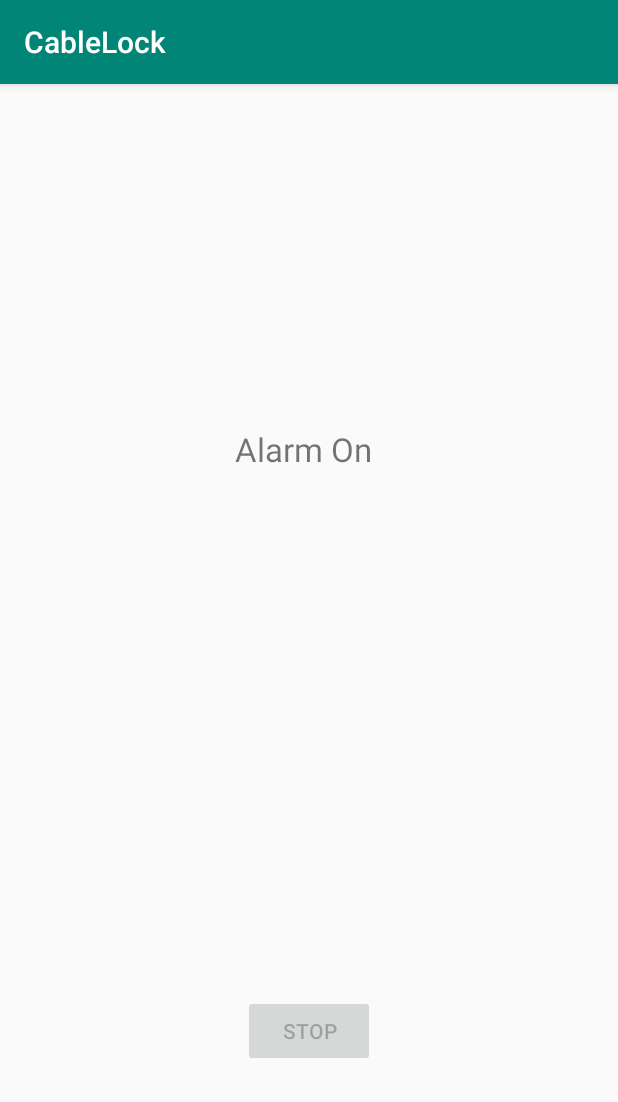
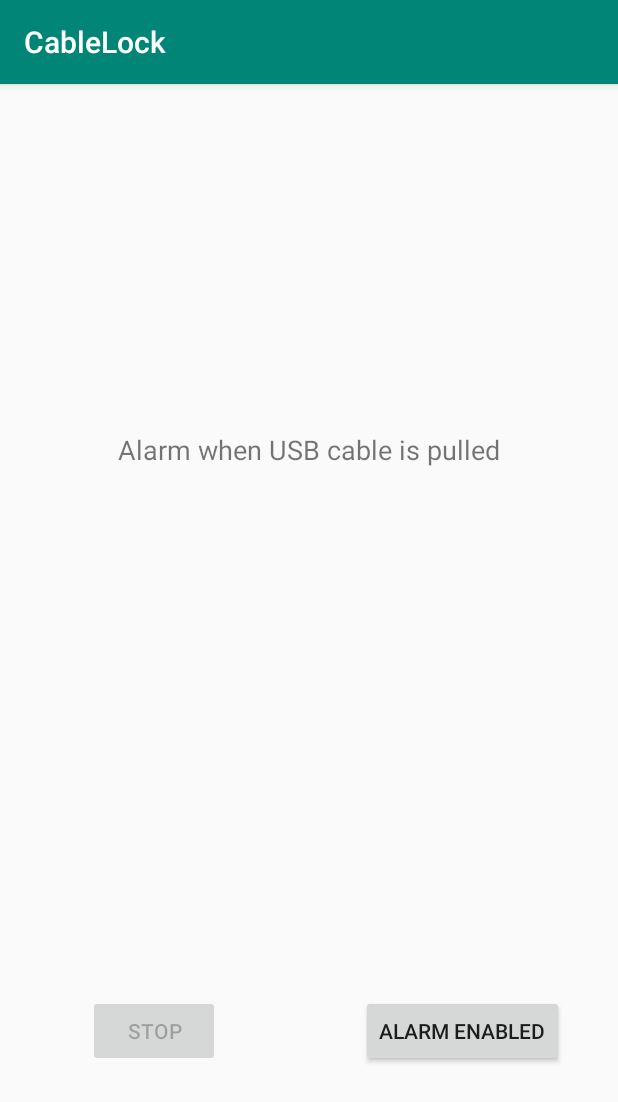
Before and after one commit to Cheng-Yan-2909/CableLock, an Android app: the screen it shows after launch (MainActivity), on a phone screen of 412 x 824 dp. Shown: the top 1102 px of the screen. Run offline under Robolectric (Android 15) with nearby library versions, the phone set to English and light mode, and no system bars.

Commit message:
Added button to enable/disable alarm

```diff
--- a/app/build.gradle
+++ b/app/build.gradle
@@ -1,7 +1,7 @@
 apply plugin: 'com.android.application'
 
 android {
-    compileSdkVersion 28
+    compileSdkVersion 29
     buildToolsVersion "29.0.1"
     defaultConfig {
         applicationId "com.chengyan.cablelock"
--- a/app/src/main/res/layout/activity_main.xml
+++ b/app/src/main/res/layout/activity_main.xml
@@ -5,19 +5,6 @@
     android:layout_width="match_parent"
     android:layout_height="match_parent"
     tools:context=".MainActivity">
-
-    <TextView
-        android:id="@+id/debug"
-        android:layout_width="wrap_content"
-        android:layout_height="wrap_content"
-        android:layout_marginEnd="8dp"
-        android:layout_marginBottom="8dp"
-        android:text="Alarm On"
-        android:textSize="22sp"
-        app:layout_constraintBottom_toTopOf="@+id/guideline"
-        app:layout_constraintEnd_toEndOf="parent"
-        app:layout_constraintStart_toStartOf="parent"
-        app:layout_constraintTop_toTopOf="parent" />
 
     <androidx.constraintlayout.widget.Guideline
         android:id="@+id/guideline"
@@ -36,7 +23,43 @@
         android:layout_marginBottom="8dp"
         android:text="Stop"
         app:layout_constraintBottom_toBottomOf="parent"
+        app:layout_constraintEnd_toStartOf="@+id/guideline3"
+        app:layout_constraintStart_toStartOf="parent"
+        app:layout_constraintTop_toTopOf="@+id/guideline" />
+
+    <TextView
+        android:id="@+id/textView"
+        android:layout_width="wrap_content"
+        android:layout_height="wrap_content"
+        android:layout_marginStart="8dp"
+        android:layout_marginEnd="8dp"
+        android:layout_marginBottom="8dp"
+        android:text="Alarm when USB cable is pulled"
+        android:textSize="18sp"
+        app:layout_constraintBottom_toTopOf="@+id/guideline"
         app:layout_constraintEnd_toEndOf="parent"
         app:layout_constraintStart_toStartOf="parent"
+        app:layout_constraintTop_toTopOf="parent" />
+
+    <androidx.constraintlayout.widget.Guideline
+        android:id="@+id/guideline3"
+        android:layout_width="wrap_content"
+        android:layout_height="wrap_content"
+        android:orientation="vertical"
+        app:layout_constraintGuide_begin="205dp" />
+
+    <Button
+        android:id="@+id/EnableButton"
+        android:layout_width="wrap_content"
+        android:layout_height="wrap_content"
+        android:layout_marginStart="8dp"
+        android:layout_marginTop="8dp"
+        android:layout_marginEnd="8dp"
+        android:layout_marginBottom="8dp"
+        android:text="Alarm Enabled"
+        app:layout_constraintBottom_toBottomOf="parent"
+        app:layout_constraintEnd_toEndOf="parent"
+        app:layout_constraintStart_toStartOf="@+id/guideline3"
         app:layout_constraintTop_toTopOf="@+id/guideline" />
+
 </androidx.constraintlayout.widget.ConstraintLayout>
```
Also changed, not shown: app/src/main/AndroidManifest.xml (+0 -8 lines), app/src/main/java/com/chengyan/cablelock/MainActivity.java (+24 -56 lines).
